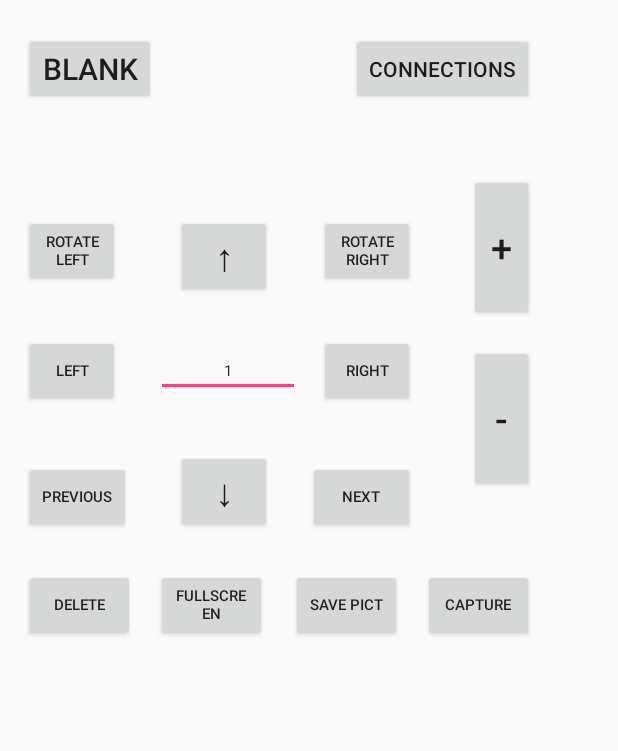
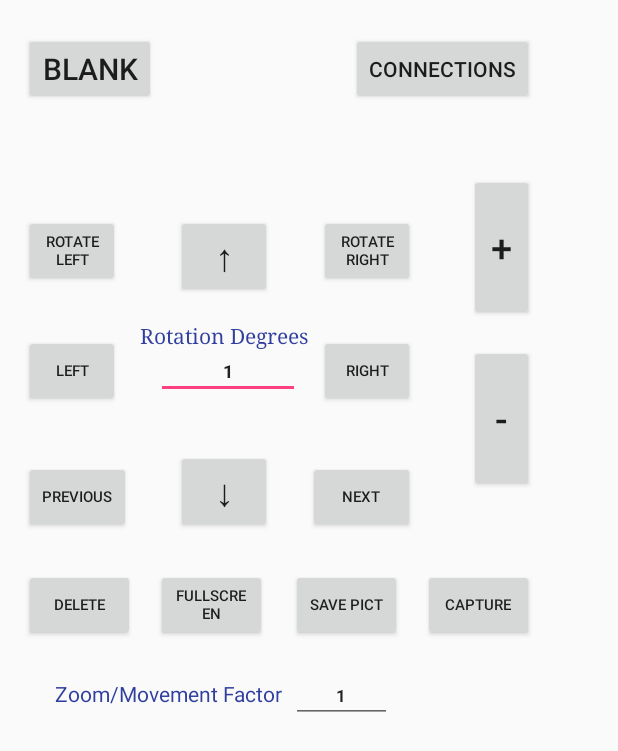
Before and after one commit to paultarce/WorkL, an Android app: the screen it shows after launch (MainActivity), on a phone screen of 412 x 824 dp. Shown: the top 751 px of the screen. Run offline under Robolectric (Android 15) with nearby library versions, the phone set to English and light mode, and no system bars.

Commit message:
14.06 Mobil , Canvas, Documentatie

```diff
--- a/RemoteControl/app/src/main/res/layout/activity_main.xml
+++ b/RemoteControl/app/src/main/res/layout/activity_main.xml
@@ -174,10 +174,50 @@
             android:layout_centerVertical="true"
             android:layout_toEndOf="@+id/btnEsc"
             android:ems="10"
-            android:textSize="10dp"
+            android:inputType="numberDecimal"
             android:text="1"
             android:textAlignment="center"
-            android:inputType="numberDecimal" />
+            android:textSize="12dp"
+            android:textStyle="bold" />
+
+        <TextView
+            android:id="@+id/textView"
+            android:layout_width="wrap_content"
+            android:layout_height="wrap_content"
+            android:layout_below="@+id/btnZoomIn"
+            android:layout_marginEnd="0dp"
+            android:layout_toStartOf="@+id/btnNext"
+            android:fontFamily="serif"
+            android:text="Rotation Degrees"
+            android:textColor="@color/colorPrimaryDark"
+             />
+
+        <EditText
+            android:id="@+id/txtFactor"
+            android:layout_width="67dp"
+            android:layout_height="wrap_content"
+            android:layout_alignParentBottom="true"
+            android:layout_alignStart="@+id/btnSave"
+            android:layout_marginBottom="13dp"
+            android:ems="10"
+            android:inputType="textPersonName"
+            android:text="1"
+            android:textSize="11dp"
+            android:textStyle="bold"
+            android:textAlignment="center"
+            />
+
+        <TextView
+            android:id="@+id/textView4"
+            android:layout_width="164dp"
+            android:layout_height="wrap_content"
+            android:layout_alignBaseline="@+id/txtFactor"
+            android:layout_toStartOf="@+id/btnSave"
+            android:text="Zoom/Movement Factor"
+            android:textAlignment="center"
+            android:textColor="@color/colorPrimaryDark"
+            />
+
     </RelativeLayout>
 
 </android.support.constraint.ConstraintLayout>
```
Also changed, not shown: RemoteControl/app/src/main/java/com/example/paul/remotecontrol/MainActivity.java (+32 -5 lines), 18 other files.
